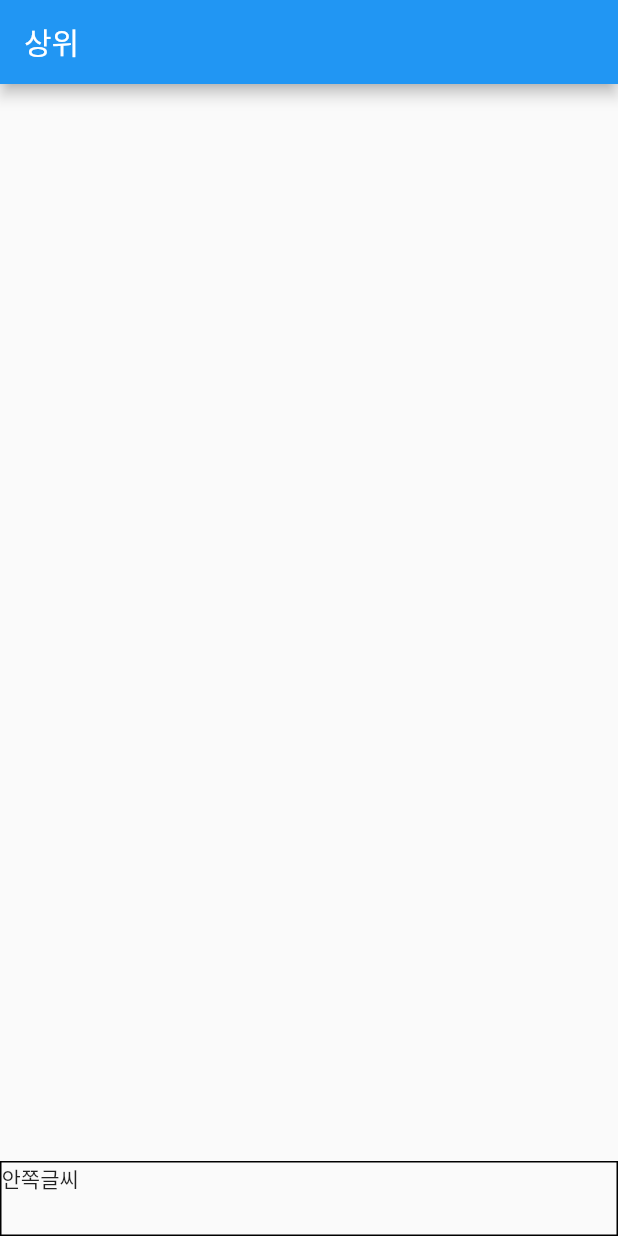
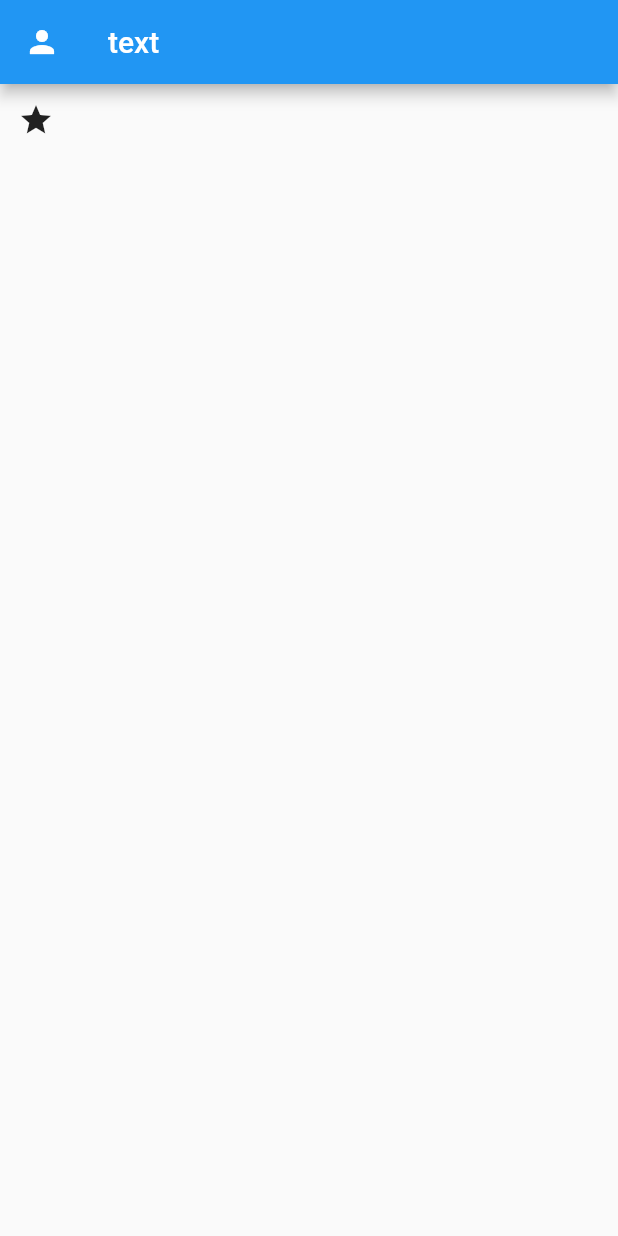
Before and after one commit to SujinKim1127/Flutter, a Flutter app: the screen it shows after launch, on a phone screen of 412 x 824 dp. Run offline on Flutter 3.47's test engine with Material 2 defaults, Android fonts, the light colour scheme and no system bars.

Commit message:
✨ 4강

```diff
--- a/lib/main.dart
+++ b/lib/main.dart
@@ -13,19 +13,21 @@ class MyApp extends StatelessWidget {
     return MaterialApp(
       home: Scaffold(
         appBar: AppBar(
-          title: Text("상위"),
+          leading: Icon(Icons.person),
+          title: Text("text")
         ),
-        body: Align(
-          alignment: Alignment.bottomCenter,
-          child: Container(
-            width: double.infinity, height: 50,
-            decoration: BoxDecoration(
-              border: Border.all(color: Colors.black)
-            ),
-            margin: EdgeInsets.fromLTRB(0, 30,0,0),
-            child: Text("안쪽글씨"),
-          ),
-        ),
+        body: SizedBox(
+          child: IconButton(
+            icon: Icon(Icons.star),
+            onPressed: () {},
+          )
+          // Text("안녕하세요",
+          //   style: TextStyle(
+          //       fontSize: 30,
+          //       color: Colors.blue,
+          //       fontWeight: FontWeight.w600),
+          // )
+        )
       )
     );
   }
```
Also changed, not shown: img_4.png (added), 1 other file.
